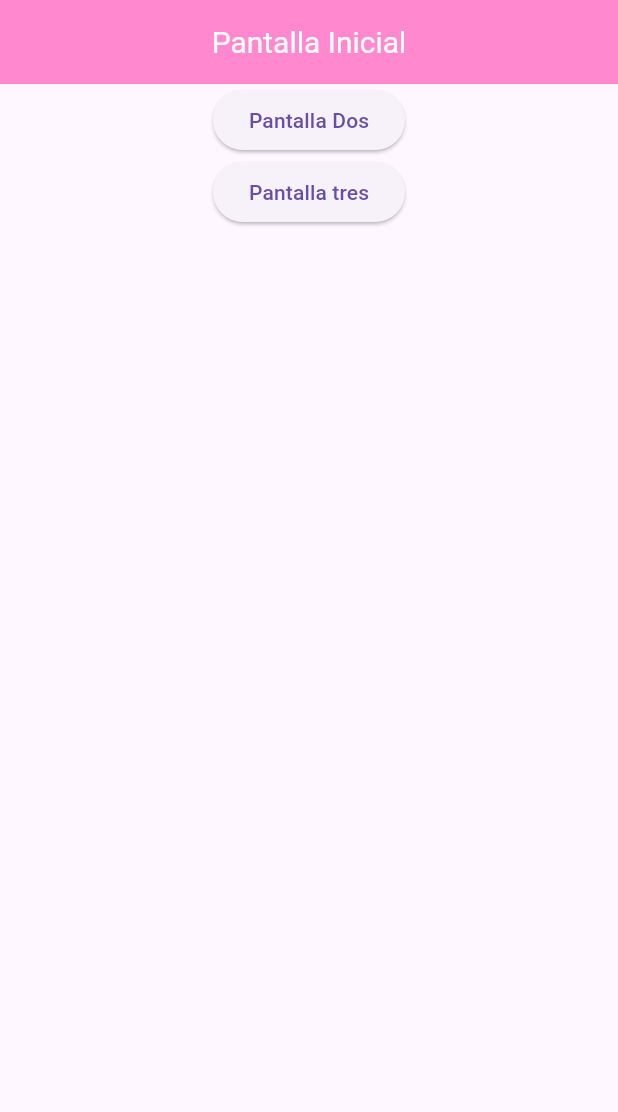
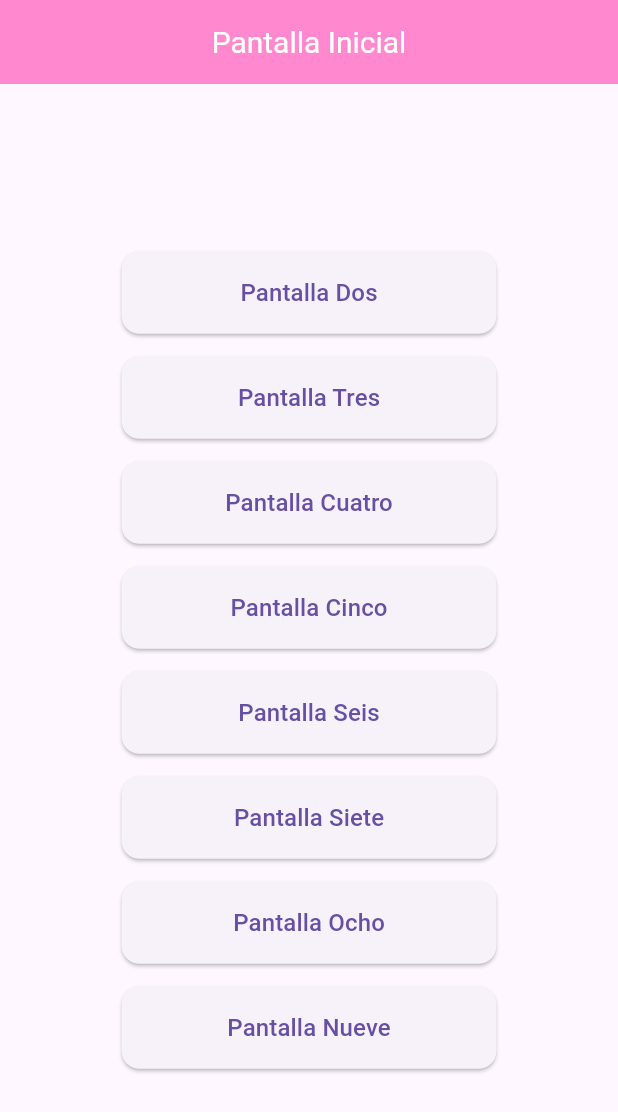
Before and after one commit to Dorle-Zuniga-1113/act_5_1113_rutas, a Flutter app: the screen it shows after launch, on a phone screen of 412 x 824 dp. Shown: the top 1112 px of the screen. Run offline on Flutter 3.47's test engine with Material 3 defaults, Android fonts, the phone set to English and light mode, and no system bars.

```diff
--- a/lib/main.dart
+++ b/lib/main.dart
@@ -2,6 +2,12 @@ import 'package:flutter/material.dart';
 import 'package:zunigarutas/pagina_inicial.dart';
 import 'package:zunigarutas/pantalla_dos.dart';
 import 'package:zunigarutas/pantalla_tres.dart';
+import 'package:zunigarutas/pantalla_cuatro.dart';
+import 'package:zunigarutas/pantalla_cinco.dart';
+import 'package:zunigarutas/pantalla_seis.dart';
+import 'package:zunigarutas/pantalla_siete.dart';
+import 'package:zunigarutas/pantalla_ocho.dart';
+import 'package:zunigarutas/pantalla_nueve.dart';
 
 void main() => runApp(MiRutas());
 
@@ -20,6 +26,12 @@ class MiRutas extends StatelessWidget {
         // When navigating to the "/second" route, build the SecondScreen widget.
         '/pantalla2': (context) => const PantallaDos(),
         '/pantalla3': (context) => const PantallaTres(),
+        '/pantalla4': (context) => const PantallaCuatro(),
+        '/pantalla5': (context) => const PantallaCinco(),
+        '/pantalla6': (context) => const PantallaSeis(),
+        '/pantalla7': (context) => const PantallaSiete(),
+        '/pantalla8': (context) => const PantallaOcho(),
+        '/pantalla9': (context) => const PantallaNueve(),
       },
     );
   }
--- a/lib/pagina_inicial.dart
+++ b/lib/pagina_inicial.dart
@@ -7,35 +7,61 @@ class PantallaUno extends StatelessWidget {
   Widget build(BuildContext context) {
     return Scaffold(
       appBar: AppBar(
-        backgroundColor: Color(0xffff88ce), // Fondo azul
+        backgroundColor: const Color(0xffff88ce),
         title: const Text(
           'Pantalla Inicial',
           style: TextStyle(
-            color: Colors.white, // Letra blanca
-            fontSize: 20.0, // Tamaño de la letra 20
+            color: Colors.white,
+            fontSize: 20.0,
           ),
         ),
-        centerTitle: true, // Centrar el texto del título
+        centerTitle: true,
       ),
-      body: Column(
-        children: [
-          Center(
-            child: ElevatedButton(
-              onPressed: () {
-                Navigator.pushNamed(context, '/pantalla2');
-              },
-              child: const Text('Pantalla Dos'),
-            ),
+      body: Center(
+        // Widget Center añadido aquí
+        child: SingleChildScrollView(
+          padding: const EdgeInsets.all(20), // Padding general
+          child: Column(
+            mainAxisAlignment: MainAxisAlignment.center, // Centrado vertical
+            children: [
+              _buildButton(context, '/pantalla2', 'Pantalla Dos'),
+              const SizedBox(height: 15),
+              _buildButton(context, '/pantalla3', 'Pantalla Tres'),
+              const SizedBox(height: 15),
+              _buildButton(context, '/pantalla4', 'Pantalla Cuatro'),
+              const SizedBox(height: 15),
+              _buildButton(context, '/pantalla5', 'Pantalla Cinco'),
+              const SizedBox(height: 15),
+              _buildButton(context, '/pantalla6', 'Pantalla Seis'),
+              const SizedBox(height: 15),
+              _buildButton(context, '/pantalla7', 'Pantalla Siete'),
+              const SizedBox(height: 15),
+              _buildButton(context, '/pantalla8', 'Pantalla Ocho'),
+              const SizedBox(height: 15),
+              _buildButton(context, '/pantalla9', 'Pantalla Nueve'),
+            ],
           ),
-          Center(
-            child: ElevatedButton(
-              onPressed: () {
-                Navigator.pushNamed(context, '/pantalla3');
-              },
-              child: const Text('Pantalla tres'),
-            ),
+        ),
+      ),
+    );
+  }
+
+  Widget _buildButton(BuildContext context, String route, String text) {
+    return SizedBox(
+      width: 250, // Ancho un poco mayor para mejor visualización
+      child: ElevatedButton(
+        style: ElevatedButton.styleFrom(
+          padding: const EdgeInsets.symmetric(vertical: 16), // Más altura
+          shape: RoundedRectangleBorder(
+            // Bordes redondeados
+            borderRadius: BorderRadius.circular(12),
           ),
-        ],
+        ),
+        onPressed: () => Navigator.pushNamed(context, route),
+        child: Text(
+          text,
+          style: const TextStyle(fontSize: 16),
+        ),
       ),
     );
   }
```
Also changed, not shown: lib/pantalla_cinco.dart (added, +106 -0 lines), lib/pantalla_cuatro.dart (added, +64 -0 lines), lib/pantalla_dos.dart (+23 -1 lines), lib/pantalla_nueve.dart (added, +63 -0 lines), lib/pantalla_ocho.dart (added, +66 -0 lines), lib/pantalla_seis.dart (added, +60 -0 lines), lib/pantalla_siete.dart (added, +80 -0 lines), lib/pantalla_tres.dart (+32 -11 lines).
